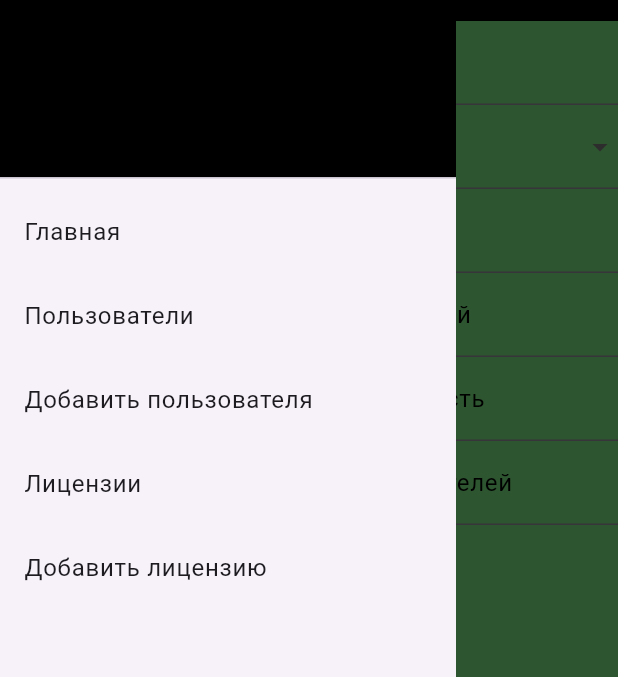
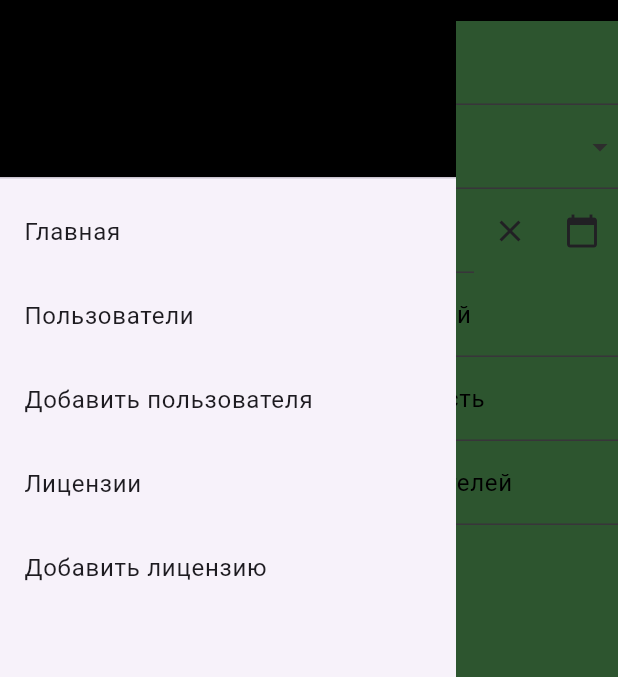
Before and after one commit to kzews/flutter, a Flutter app: the HomePage screen opened directly with empty values, with the side drawer open, on a phone screen of 412 x 824 dp, the part 63-740 px from its top. Run offline on Flutter 3.47's test engine with Material 3 defaults, Android fonts, the light colour scheme and no system bars; drawn by our look-alikes of flutter_form_builder; our stand-ins replace dio, page_transition; network calls fail.

Commit message:
refactor code, fix bugs

```diff
--- a/lib/appBar.dart
+++ b/lib/appBar.dart
@@ -11,10 +11,10 @@ import 'objects/userDto.dart';
 class CustomAppBar extends StatelessWidget implements PreferredSizeWidget {
   final UserDto userDto;
 
-  CustomAppBar({Key? key, required this.userDto}) : super(key: key);
+  const CustomAppBar({Key? key, required this.userDto}) : super(key: key);
 
   @override
-  Size get preferredSize => Size.fromHeight(kToolbarHeight);
+  Size get preferredSize => const Size.fromHeight(kToolbarHeight);
 
   @override
   Widget build(BuildContext context) {
@@ -23,7 +23,7 @@ class CustomAppBar extends StatelessWidget implements PreferredSizeWidget {
       leading: Builder(
         builder: (BuildContext context) {
           return IconButton(
-            icon: Icon(Icons.menu),
+            icon: const Icon(Icons.menu),
             onPressed: () {
               Scaffold.of(context).openDrawer();
             },
@@ -32,7 +32,7 @@ class CustomAppBar extends StatelessWidget implements PreferredSizeWidget {
       ),
       actions: <Widget>[
         IconButton(
-          icon: Icon(Icons.home),
+          icon: const Icon(Icons.home),
           onPressed: () {
             Navigator.of(context).pushReplacement(PageTransition(
               type: PageTransitionType.leftToRight,
@@ -49,7 +49,7 @@ class CustomAppBar extends StatelessWidget implements PreferredSizeWidget {
 class AppDrawer extends StatelessWidget {
   final UserDto userDto;
 
-  AppDrawer({required this.userDto});
+  const AppDrawer({super.key, required this.userDto});
 
   @override
   Widget build(BuildContext context) {
@@ -57,7 +57,7 @@ class AppDrawer extends StatelessWidget {
       child: ListView(
         padding: EdgeInsets.zero,
         children: <Widget>[
-          DrawerHeader(
+          const DrawerHeader(
             decoration: BoxDecoration(
               color: Colors.black,
             ),
@@ -70,7 +70,7 @@ class AppDrawer extends StatelessWidget {
             ),
           ),
           ListTile(
-            title: Text('Главная'),
+            title: const Text('Главная'),
             onTap: () {
               Navigator.of(context).pushReplacement(PageTransition(
                 type: PageTransitionType.leftToRight,
@@ -79,7 +79,7 @@ class AppDrawer extends StatelessWidget {
             },
           ),
           ListTile(
-            title: Text('Пользователи'),
+            title: const Text('Пользователи'),
             onTap: () {
               Navigator.of(context).pushReplacement(PageTransition(
                 type: PageTransitionType.leftToRight,
@@ -88,7 +88,7 @@ class AppDrawer extends StatelessWidget {
             },
           ),
           ListTile(
-            title: Text('Добавить пользователя'),
+            title: const Text('Добавить пользователя'),
             onTap: () {
               Navigator.of(context).pushReplacement(PageTransition(
                 type: PageTransitionType.leftToRight,
@@ -97,7 +97,7 @@ class AppDrawer extends StatelessWidget {
             },
           ),
           ListTile(
-            title: Text('Лицензии'),
+            title: const Text('Лицензии'),
             onTap: () {
               Navigator.of(context).pushReplacement(PageTransition(
                 type: PageTransitionType.leftToRight,
@@ -106,7 +106,7 @@ class AppDrawer extends StatelessWidget {
             },
           ),
           ListTile(
-            title: Text('Добавить лицензию'),
+            title: const Text('Добавить лицензию'),
             onTap: () {
               Navigator.of(context).pushReplacement(PageTransition(
                 type: PageTransitionType.leftToRight,
--- a/lib/environment.dart
+++ b/lib/environment.dart
@@ -3,4 +3,4 @@
 // const AUTH_API_URL = 'http://localhost:8080/auth-api';
 const AUTH_API_URL = 'http://178.124.209.20/thyroid-auth';
 const USE_FAKE_THYROID_API = false;
-const USE_FAKE_AUTH_API = true;
+const USE_FAKE_AUTH_API = false;
--- a/lib/main.dart
+++ b/lib/main.dart
@@ -18,7 +18,7 @@ class MyApp extends StatelessWidget {
       title: 'Flutter Database App',
       theme: ThemeData(
         primarySwatch: Colors.blue,
-        inputDecorationTheme: InputDecorationTheme(
+        inputDecorationTheme: const InputDecorationTheme(
           focusedBorder: UnderlineInputBorder(
             borderSide: BorderSide(color: Colors.black),
           ),
@@ -35,13 +35,13 @@ class MyApp extends StatelessWidget {
           ),
         ),
 
-        appBarTheme: AppBarTheme(
+        appBarTheme: const AppBarTheme(
           backgroundColor: Colors.black, // Зеленый цвет для AppBar
         ),
         scaffoldBackgroundColor:
             Colors.green.withOpacity(0.87), // Прозрачно-зеленый фон
       ),
-      home: LoginPage(),
+      home: const LoginPage(),
       // Добавьте здесь другие страницы и их роутинг, если необходимо
     );
   }
--- a/lib/objects/userDto.dart
+++ b/lib/objects/userDto.dart
@@ -1,4 +1,4 @@
-import 'package:json_annotation/json_annotation.dart';
+import 'package:json_annotation/json_annotation.dart' show JsonSerializable;
 
 part 'userDto.g.dart';
 
--- a/lib/screens/add_license.dart
+++ b/lib/screens/add_license.dart
@@ -1,16 +1,10 @@
+import 'dart:convert';
+
 import 'package:flutter/cupertino.dart';
 import 'package:flutter/material.dart';
-import 'package:flutter/services.dart';
 import 'package:flutter_form_builder/flutter_form_builder.dart';
-import 'package:fluttersrc/screens/registration.dart';
 import 'package:fluttersrc/screens/table.dart';
-import 'package:fluttersrc/screens/test_page.dart';
-import 'package:fluttersrc/screens/users_table.dart';
 import 'package:http/http.dart' as http;
-import 'package:mask_text_input_formatter/mask_text_input_formatter.dart';
-
-
-import 'dart:convert';
 
 import '../appBar.dart';
 import '../objects/userDto.dart';
@@ -22,7 +16,7 @@ class HomePage extends StatefulWidget {
   @override
   _HomePageState createState() => _HomePageState();
 }
-//TODO придумать что-то с полем даты
+
 class _HomePageState extends State<HomePage> {
   final GlobalKey<FormBuilderState> _formKey = GlobalKey<FormBuilderState>();
   final TextEditingController _nameController = TextEditingController();
@@ -78,16 +72,45 @@ class _HomePageState extends State<HomePage> {
       if (response.statusCode == 201) {
         fetchItems(); // Обновите список после добавления элемента
         _formKey.currentState!.reset();
+        ScaffoldMessenger.of(context).showSnackBar(
+          const SnackBar(
+            backgroundColor: Colors.green,
+            content: Text('Лицензия успешно добавлена'),
+            duration: Duration(seconds: 2), // Длительность отображения Snackbar
+          ),
+        );
       } else {
+        if (response.statusCode == 400) {
+          ScaffoldMessenger.of(context).showSnackBar(
+          const SnackBar(
+            backgroundColor: Colors.red,
+            content: Text('Неверный формат даты'),
+            duration: Duration(seconds: 2), // Длительность отображения Snackbar
+          ),
+        );
+        }
         throw Exception('Failed to add item');
       }
     }
   }
 
+  // Function to show date picker
+  Future<void> _selectDate(BuildContext context) async {
+    DateTime? picked = await showDatePicker(
+      context: context,
+      initialDate: DateTime.now(),
+      firstDate: DateTime(2000),
+      lastDate: DateTime(2101),
+    );
+    if (picked != null && picked != DateTime.now()) {
+      _expiryDateController.text =
+          "${picked.year}/${picked.month}/${picked.day}";
+    }
+  }
 
   @override
   Widget build(BuildContext context) {
-    final Object? userDto = ModalRoute.of(context)!.settings.arguments;
+    //final Object? userDto = ModalRoute.of(context)!.settings.arguments;
     return Scaffold(
       appBar: CustomAppBar(userDto: widget.userDto),
       drawer: AppDrawer(userDto: widget.userDto),
@@ -105,7 +128,7 @@ class _HomePageState extends State<HomePage> {
                 FormBuilderDropdown(
                   name: 'license_type',
                   decoration: const InputDecoration(labelText: 'Тип лицензии'),
-                  items: [
+                  items: const [
                     DropdownMenuItem(
                       value: 1,
                       child: Text('Сервер'),
@@ -124,17 +147,37 @@ class _HomePageState extends State<HomePage> {
                     _licenseTypeController.text = value.toString();
                   },
                 ),
-
-                FormBuilderTextField(
-                  name: 'expiry_date',
-                  controller: _expiryDateController,
-                  decoration: const InputDecoration(
-                    labelText: 'Срок действия (гггг/мм/дд)',
-                  ),
-                  inputFormatters: [
-                    _DateInputFormatter(),
+                Row(
+                  children: [
+                    Expanded(
+                      child: FormBuilderTextField(
+                        onTap: () {
+                          _selectDate(context);
+                        },
+                        name: 'expiry_date',
+                        controller: _expiryDateController,
+                        decoration: const InputDecoration(
+                          labelText: 'Срок действия (гггг/мм/дд)',
+                        ),
+                        readOnly: true,
+                      ),
+                    ),
+                    IconButton(
+                      icon: const Icon(Icons.clear),
+                      onPressed: () {
+                        // Очистите значение контроллера при нажатии на кнопку "Очистить"
+                        _expiryDateController.clear();
+                      },
+                    ),
+                    IconButton(
+                      icon: const Icon(Icons.calendar_today),
+                      onPressed: () {
+                        _selectDate(context);
+                      },
+                    ),
                   ],
                 ),
+
                 FormBuilderTextField(
                   name: 'max_vpn_sessions',
                   controller: _maxVpnSessionsController,
@@ -175,22 +218,22 @@ class _HomePageState extends State<HomePage> {
     );
   }
 }
-class _DateInputFormatter extends TextInputFormatter {
-  @override
-  TextEditingValue formatEditUpdate(
-      TextEditingValue oldValue,
-      TextEditingValue newValue,
-      ) {
-    var text = newValue.text;
-
-    if (text.length == 4 || text.length == 7) {
-      // User entered a forward slash, move to the next position
-      text += '/';
-    }
-
-    return TextEditingValue(
-      text: text,
-      selection: TextSelection.collapsed(offset: text.length),
-    );
-  }
-}
+// class _DateInputFormatter extends TextInputFormatter {
+//   @override
+//   TextEditingValue formatEditUpdate(
+//       TextEditingValue oldValue,
+//       TextEditingValue newValue,
+//       ) {
+//     var text = newValue.text;
+//
+//     if (text.length == 4 || text.length == 7) {
+//       // User entered a forward slash, move to the next position
+//       text += '/';
+//     }
+//
+//     return TextEditingValue(
+//       text: text,
+//       selection: TextSelection.collapsed(offset: text.length),
+//     );
+//   }
+// }
```
Also changed, not shown: lib/screens/login_page.dart (+9 -7 lines), lib/screens/registration.dart (+6 -6 lines), lib/screens/table.dart (+4 -4 lines), lib/screens/test_page.dart (+5 -6 lines), lib/screens/users_table.dart (+33 -13 lines), lib/services/getUsers.dart (+29 -29 lines).
